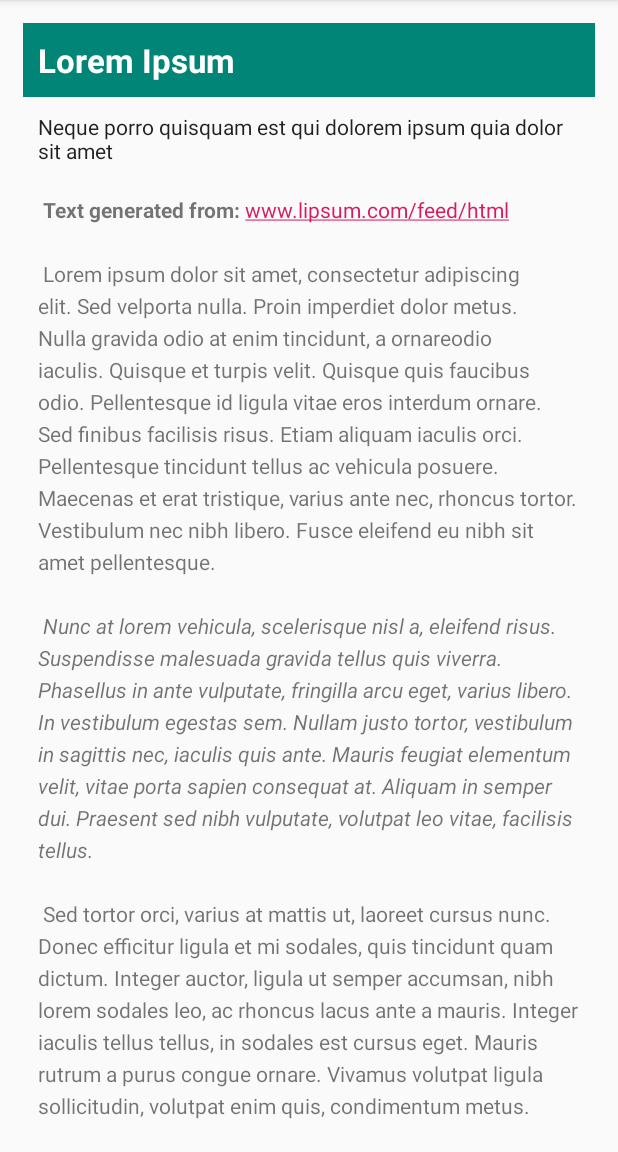
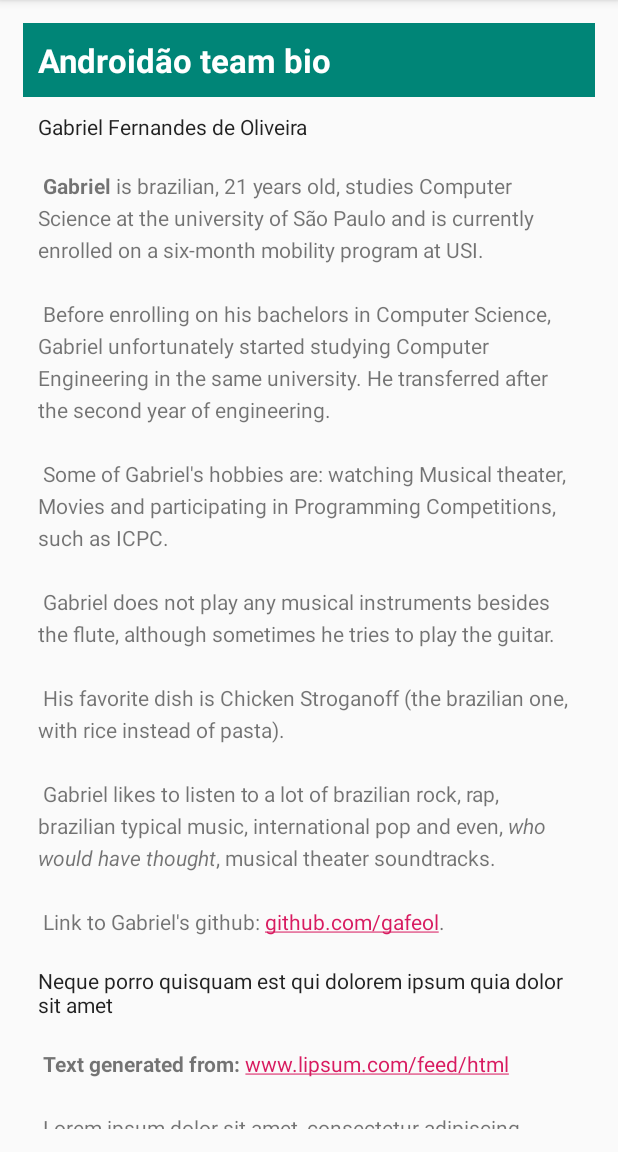
Before and after one commit to gafeol/Mobile, an Android app: the screen it shows after launch (MainActivity), on a phone screen of 412 x 824 dp, the part 84-1236 px from its top. Run offline under Robolectric (Android 15) with nearby library versions, the phone set to English and light mode, and no system bars.

Commit message:
Adding Gabriel's bio and Team name

```diff
--- a/ScrollingText/app/src/main/res/layout/activity_main.xml
+++ b/ScrollingText/app/src/main/res/layout/activity_main.xml
@@ -29,6 +29,23 @@
             android:orientation="vertical">
 
             <TextView
+                android:id="@+id/gabriel_heading"
+                android:layout_width="match_parent"
+                android:layout_height="wrap_content"
+                android:padding="@dimen/padding_regular"
+                android:text="@string/gabriel_name"
+                android:textAppearance="@android:style/TextAppearance.DeviceDefault" />
+
+            <TextView
+                android:id="@+id/gabriel_bio"
+                android:layout_width="wrap_content"
+                android:layout_height="wrap_content"
+                android:autoLink="web"
+                android:lineSpacingExtra="@dimen/line_spacing"
+                android:padding="@dimen/padding_regular"
+                android:text="@string/gabriel_bio" />
+
+            <TextView
                 android:id="@+id/article_subheading"
                 android:layout_width="match_parent"
                 android:layout_height="wrap_content"
--- a/ScrollingText/app/src/main/res/values/strings.xml
+++ b/ScrollingText/app/src/main/res/values/strings.xml
@@ -1,6 +1,6 @@
 <resources>
     <string name="app_name">Scrolling Text</string>
-    <string name="article_title">Lorem Ipsum</string>
+    <string name="article_title">Androidão team bio</string>
     <string name="article_subtitle">Neque porro quisquam est qui dolorem ipsum quia dolor sit amet</string>
     <string name="article_text">
         <b>Text generated from\:</b> www.lipsum.com/feed/html
@@ -42,4 +42,26 @@
 
     </string>
     <string name="add_comment">ADD COMMENT</string>
+    <string name="gabriel_name">Gabriel Fernandes de Oliveira</string>
+    <string name="gabriel_bio">
+        <b>Gabriel</b> is brazilian, 21 years old, studies Computer Science at the university
+    of São Paulo and is currently enrolled on a six-month mobility program at USI.
+        \n\n
+        Before enrolling on his bachelors in Computer Science, Gabriel unfortunately started studying
+        Computer Engineering in the same university. He transferred after the second year of
+        engineering.
+        \n\n
+        Some of Gabriel\'s hobbies are: watching Musical theater, Movies and participating in Programming
+        Competitions, such as ICPC.
+        \n\n
+        Gabriel does not play any musical instruments besides the flute, although sometimes he tries
+        to play the guitar.
+        \n\n
+        His favorite dish is Chicken Stroganoff (the brazilian one, with rice instead of pasta).
+        \n\n
+        Gabriel likes to listen to a lot of brazilian rock, rap, brazilian typical music, international
+        pop and even, <i>who would have thought</i>, musical theater soundtracks.
+        \n\n
+        Link to Gabriel\'s github: github.com/gafeol.
+    </string>
 </resources>
```
